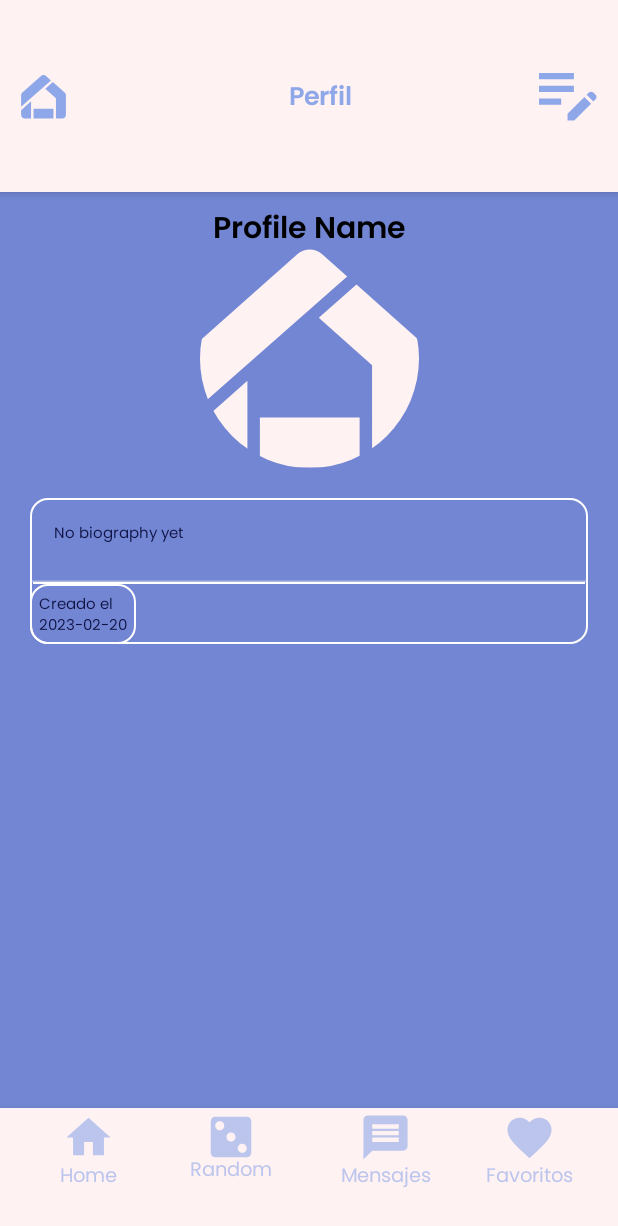
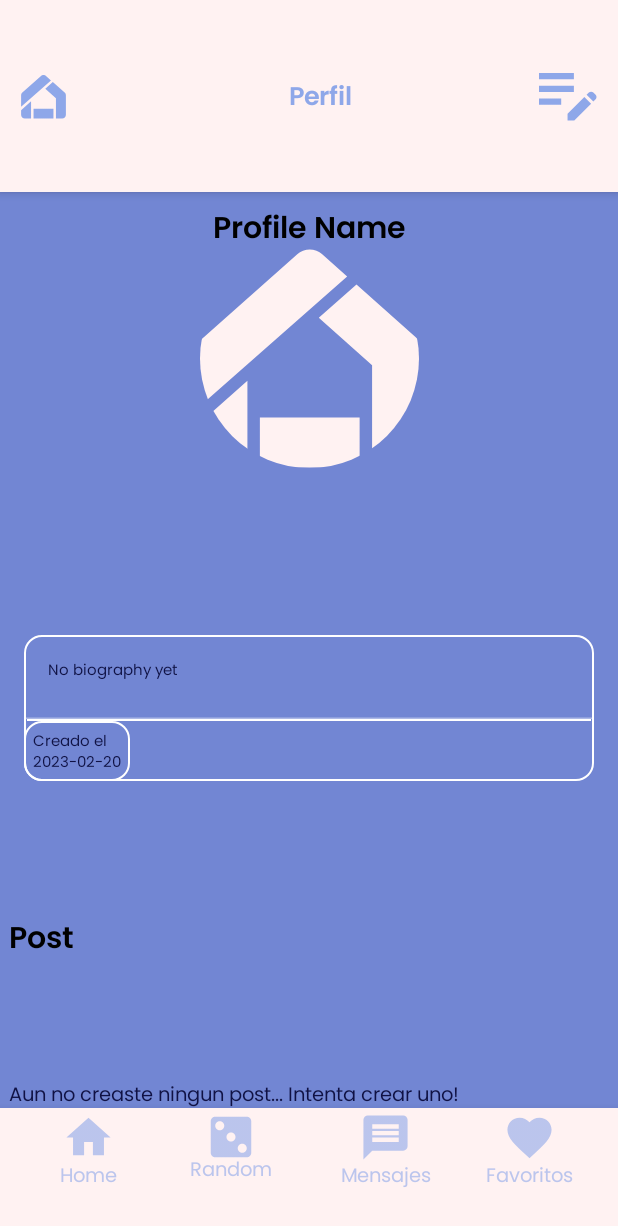
Before and after one commit to cristiangranero90/c9-10-kotlin-fulltime-app, an Android app built with Jetpack Compose: the ProfileScreen screen opened through its navigation route, on a phone screen of 412 x 824 dp. Shown: the top 1226 px of the screen. Run offline under Robolectric (Android 15) with nearby library versions, the light colour scheme and no system bars; our stand-ins replace Dagger/Hilt's generated code; pictures from the network do not load.

Commit message:
Profile post view added

```diff
--- a/app/src/main/java/com/example/teayudaapp/MainActivity.kt
+++ b/app/src/main/java/com/example/teayudaapp/MainActivity.kt
@@ -10,6 +10,7 @@ import androidx.compose.ui.Modifier
 import com.example.teayudaapp.favouritesscreen.FavouritesScreen
 import com.example.teayudaapp.homescreen.presentation.HomeScreen
 import com.example.teayudaapp.postcreationscreen.presentation.CreatePost
+import com.example.teayudaapp.profilescreen.ProfileScreen
 import com.example.teayudaapp.sharedcomponents.Navigation
 import com.example.teayudaapp.ui.theme.TEAyudaAppTheme
 import dagger.hilt.android.AndroidEntryPoint
@@ -33,6 +34,7 @@ class MainActivity : ComponentActivity() {
                     //HomeScreen()
                     //FavouritesScreen()
                     Navigation()
+                    //ProfileScreen({})
                 }
             }
         }
--- a/app/src/main/java/com/example/teayudaapp/profilescreen/ProfileScreen.kt
+++ b/app/src/main/java/com/example/teayudaapp/profilescreen/ProfileScreen.kt
@@ -1,20 +1,25 @@
 package com.example.teayudaapp.profilescreen
 
-import androidx.compose.foundation.layout.fillMaxSize
-import androidx.compose.foundation.layout.padding
+import androidx.compose.foundation.layout.*
 import androidx.compose.foundation.lazy.LazyColumn
+import androidx.compose.material.MaterialTheme
 import androidx.compose.material.Scaffold
+import androidx.compose.material.Text
 import androidx.compose.material.rememberScaffoldState
 import androidx.compose.runtime.Composable
 import androidx.compose.runtime.mutableStateOf
 import androidx.compose.runtime.remember
 import androidx.compose.ui.Modifier
+import androidx.compose.ui.graphics.Color
+import androidx.compose.ui.text.font.FontWeight
 import androidx.compose.ui.tooling.preview.Preview
 import androidx.compose.ui.unit.dp
 import androidx.hilt.navigation.compose.hiltViewModel
 import com.example.teayudaapp.profilescreen.components.ProfileBiography
 import com.example.teayudaapp.profilescreen.components.ProfileImage
+import com.example.teayudaapp.profilescreen.components.ProfilePostView
 import com.example.teayudaapp.profilescreen.components.ProfileTopBar
+import java.time.LocalDate
 
 @Composable
 fun ProfileScreen(
@@ -41,8 +46,9 @@ fun ProfileScreen(
                 .padding(
                     top = paddingValues.calculateTopPadding(),
                     bottom = paddingValues.calculateBottomPadding(),
-                    start = 20.dp, end = 20.dp
-                )
+                    start = 6.dp, end = 6.dp
+                ),
+            verticalArrangement = Arrangement.SpaceBetween
         ){
             item {
                 ProfileImage(name = "Profile Name", imageUrl = "https://via.placeholder.com/1000")
@@ -55,14 +61,34 @@ fun ProfileScreen(
                 )
             }
 
-            items(10){
-
+            item {
+                Text(
+                    text = "Post",
+                    style = MaterialTheme.typography.body1,
+                    color = Color.Black,
+                    fontWeight = FontWeight.Bold
+                )
+            }
+            if(viewModel.state.post.isNotEmpty()){
+                items(viewModel.state.post.size - 1){
+                    ProfilePostView(
+                        userImage = "https://via.placeholder.com/200",
+                        userName = "Post name",
+                        date = LocalDate.now(),
+                        postText = viewModel.state.profileBio,
+                        postImage = "",
+                        hashtag = "Gogo"
+                    )
+                    Spacer(modifier = Modifier.height(10.dp))
+                }
+            }
+            else {
+                item {
+                    Text(text = "Aun no creaste ningun post... Intenta crear uno!", style = MaterialTheme.typography.body2)
+                }
             }
         }
     }
-
-
-
 }
 
 
--- a/app/src/main/java/com/example/teayudaapp/profilescreen/components/ProfileBiography.kt
+++ b/app/src/main/java/com/example/teayudaapp/profilescreen/components/ProfileBiography.kt
@@ -19,10 +19,10 @@ fun ProfileBiography(
     createdDate: LocalDate,
     modifier: Modifier = Modifier
 ) {
-
     Box(
         modifier = modifier
             .fillMaxWidth()
+            .padding(10.dp)
             .border(
                 width = 1.dp,
                 shape = RoundedCornerShape(18f),
--- a/app/src/main/java/com/example/teayudaapp/profilescreen/components/ProfileTopBar.kt
+++ b/app/src/main/java/com/example/teayudaapp/profilescreen/components/ProfileTopBar.kt
@@ -40,7 +40,7 @@ fun ProfileTopBar(
                 tint = MaterialTheme.colors.primary)
         },
         actions = {
-            IconButton(onClick = buttonEdit) {
+            IconButton(onClick = buttonEdit, enabled = false) {
                 Icon(
                     painter = painterResource(id = R.drawable.edit_button),
                     contentDescription = "Profile side",
```
Also changed, not shown: app/src/main/java/com/example/teayudaapp/profilescreen/components/ProfilePostView.kt (added, +67 -0 lines).
